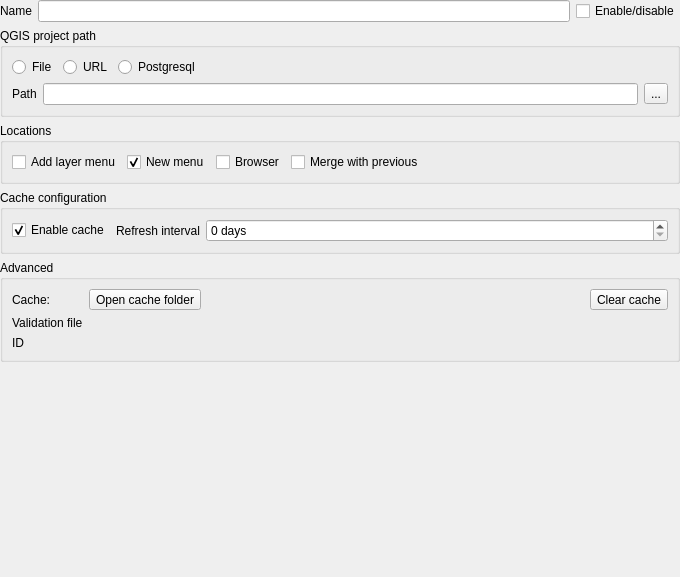
This is menu_from_project/ui/project_widget.ui in aeag/MenuFromProject-Qgis-Plugin as Qt 5 draws it before an edit. The edited form follows.
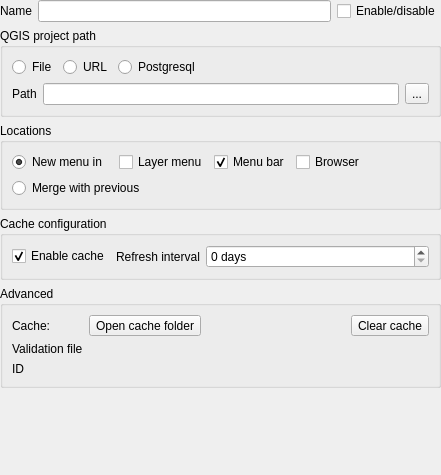
This is the edited form. Custom widgets are drawn as their Qt base class.

Commit message: feat(projet conf): update merge selection - use QRadioButton to select merge or new menu options - remove QCheckBox for merge selection

Diff of the .ui file:
```diff
--- a/menu_from_project/ui/project_widget.ui
+++ b/menu_from_project/ui/project_widget.ui
@@ -6,8 +6,8 @@
    <rect>
     <x>0</x>
     <y>0</y>
-    <width>680</width>
-    <height>577</height>
+    <width>441</width>
+    <height>475</height>
    </rect>
   </property>
   <property name="windowTitle">
@@ -171,59 +171,6 @@
      </property>
     </widget>
    </item>
-   <item row="2" column="0" colspan="3">
-    <widget class="QgsCollapsibleGroupBox" name="mGroupBox_2">
-     <property name="title">
-      <string>Locations</string>
-     </property>
-     <layout class="QHBoxLayout" name="horizontalLayout_3">
-      <item>
-       <widget class="QCheckBox" name="addLayerMenuCheckBox">
-        <property name="text">
-         <string>Add layer menu</string>
-        </property>
-       </widget>
-      </item>
-      <item>
-       <widget class="QCheckBox" name="newMenuCheckBox">
-        <property name="text">
-         <string>New menu</string>
-        </property>
-        <property name="checked">
-         <bool>true</bool>
-        </property>
-       </widget>
-      </item>
-      <item>
-       <widget class="QCheckBox" name="browserCheckBox">
-        <property name="text">
-         <string>Browser</string>
-        </property>
-       </widget>
-      </item>
-      <item>
-       <widget class="QCheckBox" name="mergePreviousCheckBox">
-        <property name="text">
-         <string>Merge with previous</string>
-        </property>
-       </widget>
-      </item>
-      <item>
-       <spacer name="horizontalSpacer">
-        <property name="orientation">
-         <enum>Qt::Horizontal</enum>
-        </property>
-        <property name="sizeHint" stdset="0">
-         <size>
-          <width>40</width>
-          <height>20</height>
-         </size>
-        </property>
-       </spacer>
-      </item>
-     </layout>
-    </widget>
-   </item>
    <item row="0" column="0">
     <widget class="QLabel" name="label">
      <property name="sizePolicy">
@@ -308,7 +255,70 @@
        </widget>
       </item>
       <item row="4" column="1" colspan="3">
-       <widget class="QgsFileWidget" name="validationFileLineEdit"/>
+       <widget class="QgsFileWidget" name="validationFileLineEdit" native="true"/>
+      </item>
+     </layout>
+    </widget>
+   </item>
+   <item row="2" column="0" colspan="3">
+    <widget class="QgsCollapsibleGroupBox" name="mGroupBox_2">
+     <property name="title">
+      <string>Locations</string>
+     </property>
+     <layout class="QGridLayout" name="gridLayout_5">
+      <item row="0" column="3">
+       <widget class="QCheckBox" name="newMenuCheckBox">
+        <property name="text">
+         <string>Menu bar</string>
+        </property>
+        <property name="checked">
+         <bool>true</bool>
+        </property>
+       </widget>
+      </item>
+      <item row="1" column="0" colspan="6">
+       <widget class="QRadioButton" name="mergePreviousRadioButton">
+        <property name="text">
+         <string>Merge with previous</string>
+        </property>
+       </widget>
+      </item>
+      <item row="0" column="5">
+       <spacer name="horizontalSpacer">
+        <property name="orientation">
+         <enum>Qt::Horizontal</enum>
+        </property>
+        <property name="sizeHint" stdset="0">
+         <size>
+          <width>40</width>
+          <height>20</height>
+         </size>
+        </property>
+       </spacer>
+      </item>
+      <item row="0" column="0">
+       <widget class="QRadioButton" name="newMenuRadioButton">
+        <property name="text">
+         <string>New menu in</string>
+        </property>
+        <property name="checked">
+         <bool>true</bool>
+        </property>
+       </widget>
+      </item>
+      <item row="0" column="4">
+       <widget class="QCheckBox" name="browserCheckBox">
+        <property name="text">
+         <string>Browser</string>
+        </property>
+       </widget>
+      </item>
+      <item row="0" column="2">
+       <widget class="QCheckBox" name="addLayerMenuCheckBox">
+        <property name="text">
+         <string>Layer menu</string>
+        </property>
+       </widget>
       </item>
      </layout>
     </widget>
```
Left out of the diff: 34 changed lines with no effect on the pictures. The commit also changes 1 other file.
